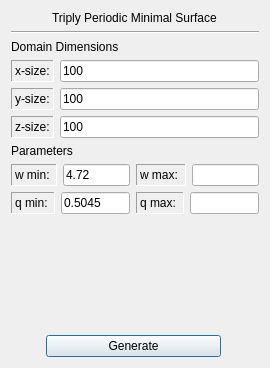
First picture: the form in gui/src/Generate/tpmsgenerator.ui, repository nasa/puma, before the edit.
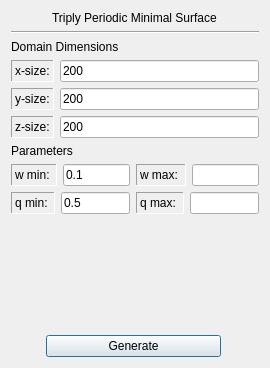
Second picture: the form after the edit.

```diff
--- a/gui/src/Generate/tpmsgenerator.ui
+++ b/gui/src/Generate/tpmsgenerator.ui
@@ -87,7 +87,7 @@
               <string notr="true">font: 10pt &quot;Serif&quot;;</string>
              </property>
              <property name="text">
-              <string>100</string>
+              <string>200</string>
              </property>
             </widget>
            </item>
@@ -117,7 +117,7 @@
               <string notr="true">font: 10pt &quot;Serif&quot;;</string>
              </property>
              <property name="text">
-              <string>100</string>
+              <string>200</string>
              </property>
             </widget>
            </item>
@@ -147,7 +147,7 @@
               <string notr="true">font: 10pt &quot;Serif&quot;;</string>
              </property>
              <property name="text">
-              <string>100</string>
+              <string>200</string>
              </property>
             </widget>
            </item>
@@ -199,7 +199,7 @@
         <string notr="true">font: 10pt &quot;Serif&quot;;</string>
        </property>
        <property name="text">
-        <string>4.72</string>
+        <string>0.1</string>
        </property>
       </widget>
      </item>
@@ -255,7 +255,7 @@
         <string notr="true">font: 10pt &quot;Serif&quot;;</string>
        </property>
        <property name="text">
-        <string>0.5045</string>
+        <string>0.5</string>
        </property>
       </widget>
      </item>
```
